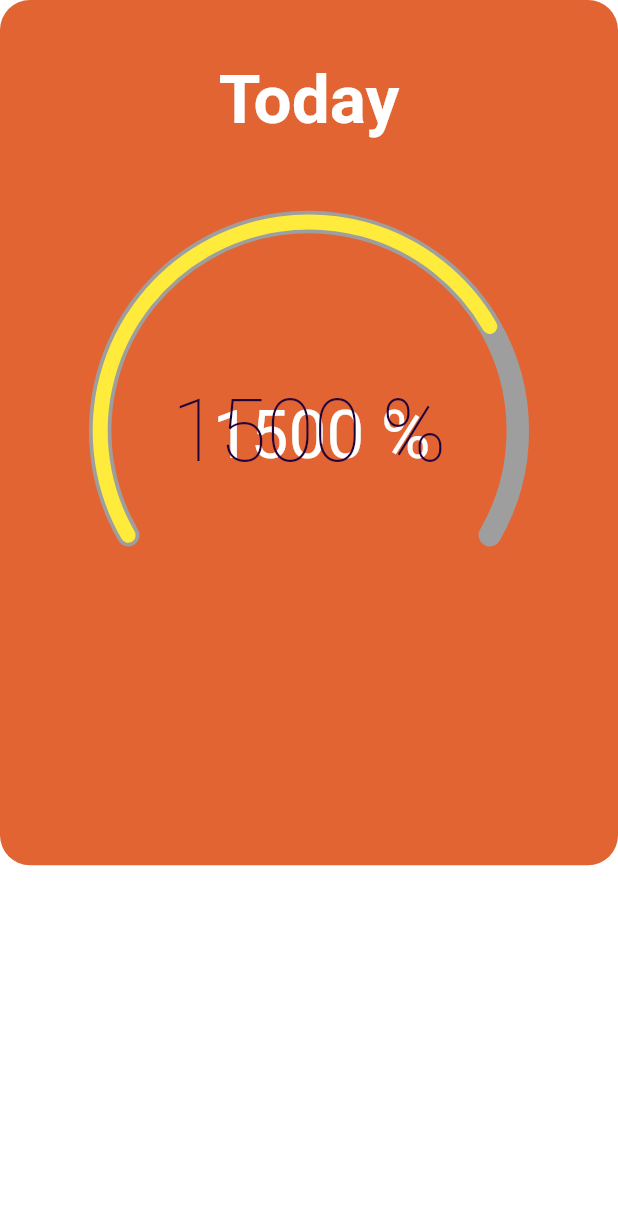
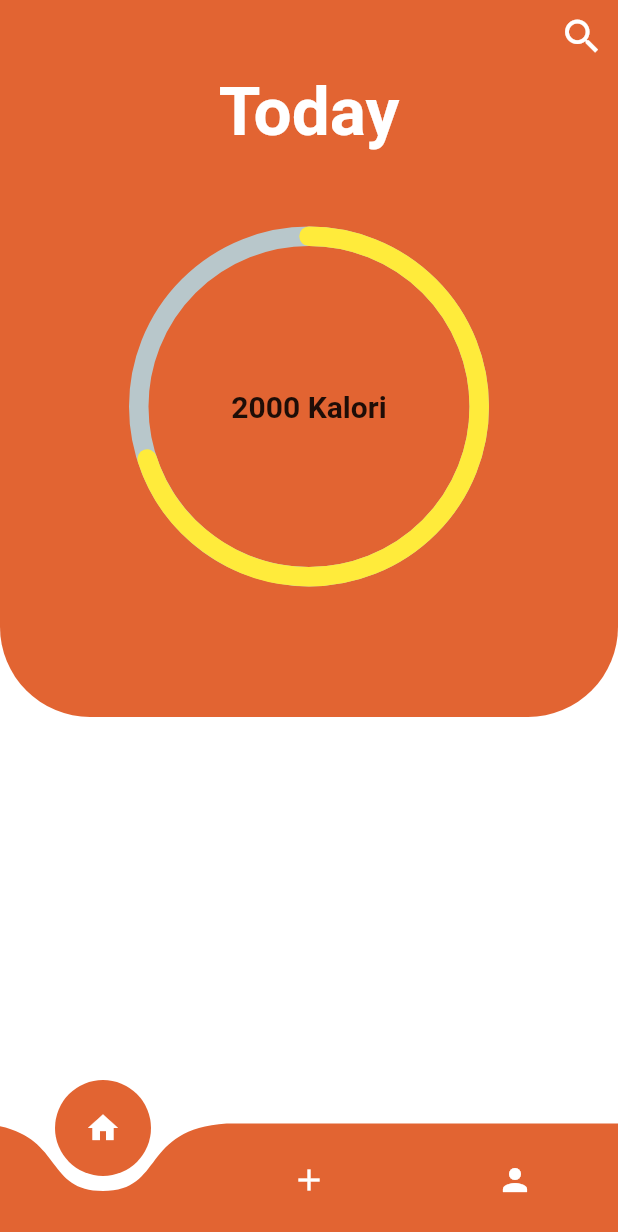
Before and after one commit to erenincesu10/final_project_calorie_tracker, a Flutter app: the HomePage screen opened directly, on a phone screen of 412 x 824 dp. Shown: the top 1232 px of the screen. Run offline on Flutter 3.47's test engine with Material 2 defaults, Android fonts, the phone set to English and light mode, and no system bars; drawn by our look-alikes of curved_navigation_bar, percent_indicator, sleek_circular_slider; our stand-ins replace firebase_core, flutter_spinkit, lottie, persistent_bottom_nav_bar_v2; missing offline and left inert: dart:ffi; accounts and stored records are empty.

Commit message:
homepage güncellendi ve search bar eklendi

```diff
--- a/lib/components/HomePage/home_page.dart
+++ b/lib/components/HomePage/home_page.dart
@@ -1,10 +1,12 @@
 import 'dart:ffi';
 
-import 'package:calorie_tracker/components/SearchPage/search_page.dart';
+import 'package:calorie_tracker/view/SplashScreen/SearchPage/search_page.dart';
+import 'package:curved_navigation_bar/curved_navigation_bar.dart';
 import 'package:flutter/cupertino.dart';
 import 'package:flutter/material.dart';
 import 'package:flutter/src/widgets/framework.dart';
 import 'package:flutter/src/widgets/placeholder.dart';
+import 'package:percent_indicator/circular_percent_indicator.dart';
 import 'package:persistent_bottom_nav_bar_v2/persistent-tab-view.dart';
 import 'package:sleek_circular_slider/sleek_circular_slider.dart';
 
@@ -13,19 +15,39 @@ class HomePage extends StatelessWidget {
 
   @override
   Widget build(BuildContext context) {
-    double value =1500;
+    double value = 2000;
     return Scaffold(
       backgroundColor: Colors.white,
       body: Container(
         width: MediaQuery.of(context).size.width,
-        height: MediaQuery.of(context).size.height * 0.7,
-        decoration: BoxDecoration(borderRadius: BorderRadius.circular(20),color: Color.fromARGB(255, 226, 100, 50)),
+        height: MediaQuery.of(context).size.height * 0.58,
+        decoration: BoxDecoration(
+            borderRadius: BorderRadius.only(
+                bottomLeft: Radius.circular(60),
+                bottomRight: Radius.circular(60)),
+            color: Color.fromARGB(255, 226, 100, 50)),
         child: SafeArea(
           child: Center(
             child: Column(
               children: [
-                const Padding(
-                  padding: EdgeInsets.only(top: 40),
+                Row(
+                  mainAxisAlignment: MainAxisAlignment.end,
+                  children: [
+                    IconButton(
+                        onPressed: () {
+                          Navigator.push(
+                              context,
+                              MaterialPageRoute(
+                                  builder: (context) => SearchPage()));
+                        },
+                        icon: Icon(
+                          Icons.search,
+                          color: Colors.white,
+                          size: 30,
+                        )),
+                  ],
+                ),
+                Center(
                   child: Text(
                     "Today",
                     style: TextStyle(
@@ -37,41 +59,59 @@ class HomePage extends StatelessWidget {
                 SizedBox(
                   height: 50,
                 ),
-
                 Column(
                   children: [
-                    Stack(
-                      children: [
-                        Padding(
-                          padding: const EdgeInsets.only(top: 120,left: 80),
-                          child: Text("${value.toInt().toString()} %",style: TextStyle(fontSize: 45,color: Colors.white),),
-                        ),
-                        SleekCircularSlider(
-                          initialValue: value,
-                          max: 2000,
-                          appearance: CircularSliderAppearance(
-                              size: MediaQuery.of(context).size.width * 0.7,
-                              //  startAngle: 100,
-                              // angleRange: 100,
-                              animationEnabled: false,
-                             spinnerMode: true,
-
-                             customColors: CustomSliderColors(trackColor: Colors.grey,progressBarColor: Colors.yellow ),
-                             customWidths: CustomSliderWidths(handlerSize: 0,progressBarWidth: 10,trackWidth: 15)
-                              ),
-                          onChange: (double value) {
-                          },
-                        ),
-                      ],
+                    CircularPercentIndicator(
+                      radius: 120.0,
+                      lineWidth: 13.0,
+                      animation: true,
+                      percent: 0.7,
+                      center: Text(
+                        "${value.toInt().toString()} Kalori",
+                        style: TextStyle(
+                            fontWeight: FontWeight.bold, fontSize: 20.0),
+                      ),
+                      circularStrokeCap: CircularStrokeCap.round,
+                      progressColor: Colors.yellow,
                     ),
                   ],
-                )
+                ),
               ],
             ),
           ),
         ),
       ),
-      );
-
+      bottomNavigationBar: CurvedNavigationBar(
+        backgroundColor: Colors.white,
+        color: Color.fromARGB(255, 226, 100, 50),
+        animationDuration: Duration(microseconds: 200),
+        onTap: (index) {
+          print(index);
+        },
+        items: [
+          IconButton(
+            icon: Icon(
+              Icons.home,
+              color: Colors.white,
+            ),
+            onPressed: () {},
+          ),
+          IconButton(
+            icon: Icon(
+              Icons.add,
+              color: Colors.white,
+            ),
+            onPressed: () {},
+          ),
+          IconButton(
+            icon: Icon(
+              Icons.person,
+              color: Colors.white,
+            ),
+            onPressed: () {},
+          )
+        ],
+      ),
+    );
   }
 }
--- a/lib/components/LoginPage/login_page.dart
+++ b/lib/components/LoginPage/login_page.dart
@@ -51,7 +51,6 @@ class _LoginPageState extends State<LoginPage> {
             ),
             Column(
               children: [
-
                 Padding(
                   padding: const EdgeInsets.only(right: 35, left: 35),
                   child: TextFormField(
--- a/lib/main.dart
+++ b/lib/main.dart
@@ -1,4 +1,4 @@
-import 'package:calorie_tracker/components/SplashScreen/splash_screen.dart';
+import 'package:calorie_tracker/view/SplashScreen/splash_screen.dart';
 import 'package:firebase_core/firebase_core.dart';
 import 'package:flutter/material.dart';
 
--- a/lib/components/SplashScreen/splash_screen.dart
+++ b/lib/view/SplashScreen/splash_screen.dart
@@ -3,7 +3,7 @@ import 'package:flutter/cupertino.dart';
 import 'package:flutter/material.dart';
 import 'package:flutter_spinkit/flutter_spinkit.dart';
 
-import '../HomePage/home_page.dart';
+import '../../components/HomePage/home_page.dart';
 
 class SplashScreen extends StatefulWidget {
   const SplashScreen({super.key});
--- a/pubspec.yaml
+++ b/pubspec.yaml
@@ -40,6 +40,9 @@ dependencies:
   sleek_circular_slider: ^2.0.1
   flutter_spinkit: ^5.1.0
   persistent_bottom_nav_bar_v2: ^4.2.6
+  http: ^0.13.5
+  curved_navigation_bar: ^1.0.3
+  percent_indicator: ^4.2.3
 
 dev_dependencies:
   flutter_test:
```
Also changed, not shown: lib/components/HomePage/bottom_nav_bar.dart (added, +32 -0 lines), lib/components/SearchPage/search_page.dart (deleted, +0 -16 lines), lib/view/SplashScreen/SearchPage/search_page.dart (added, +97 -0 lines), pubspec.lock.
